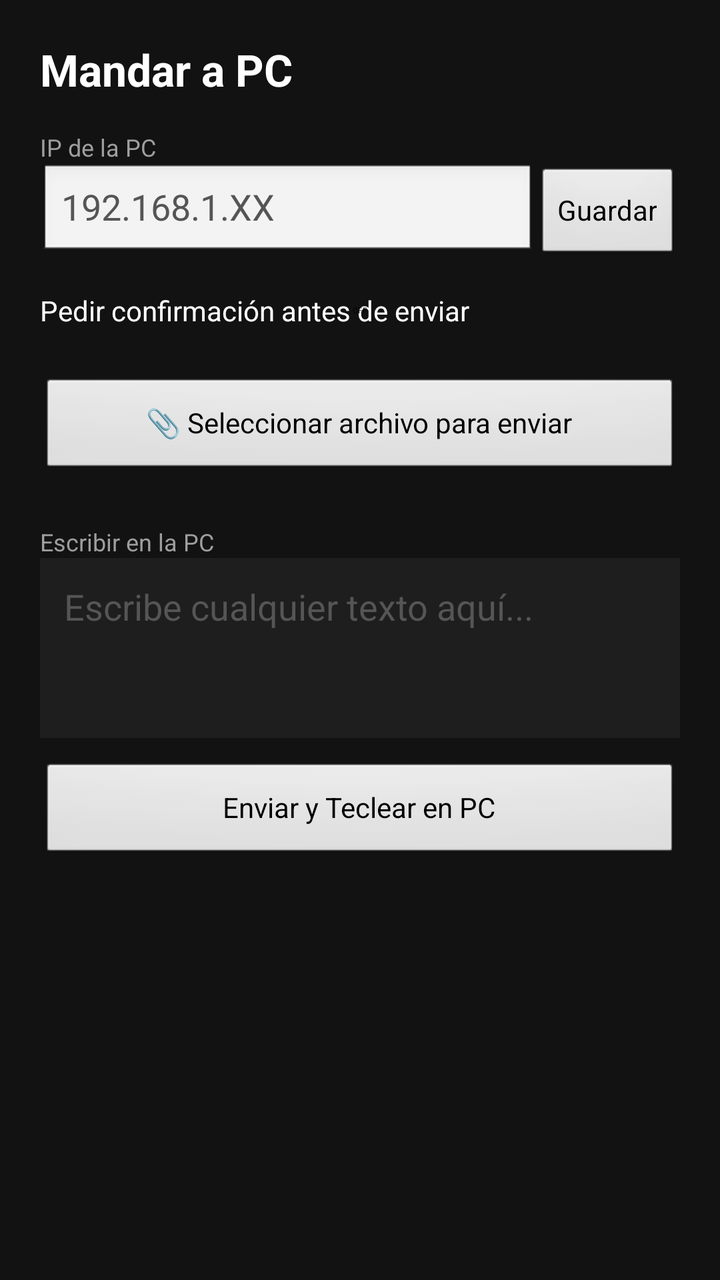
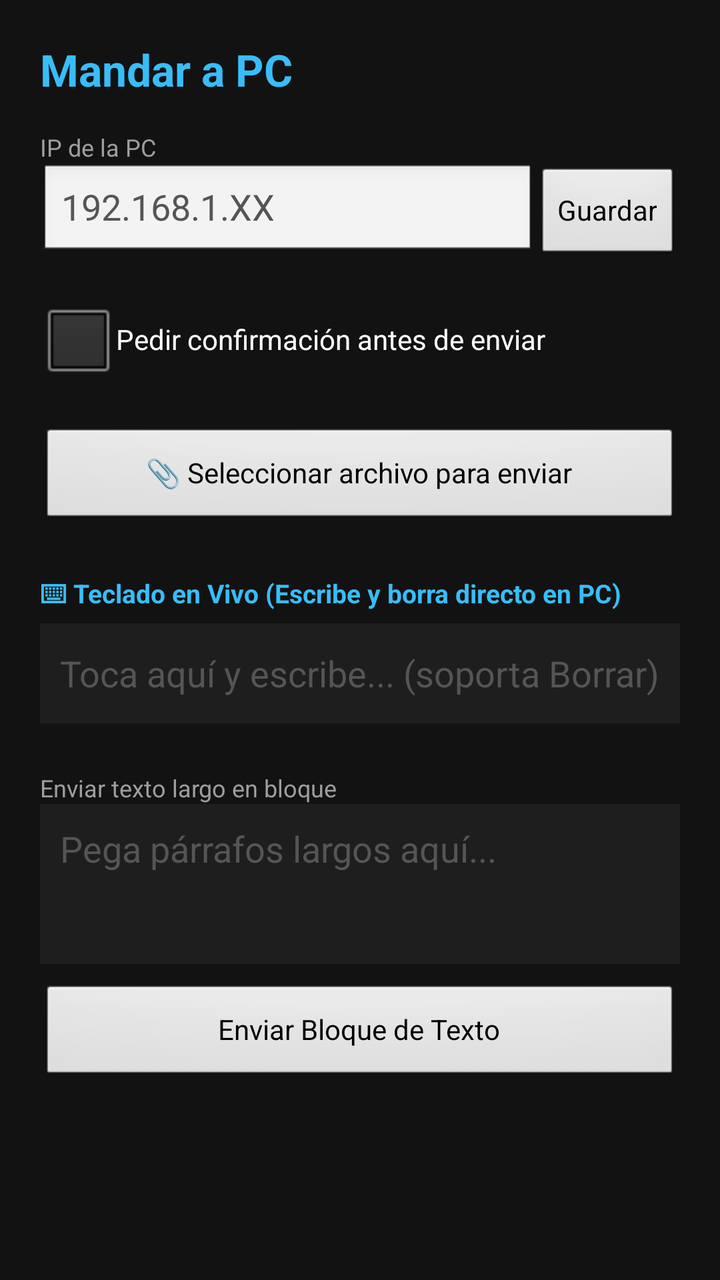

The first picture is an Android layout as it rendered before a commit; the second is the same layout after the commit. The layout source and the unified diff follow.
<!-- AndroidManifest.xml: application theme android:Theme.Translucent.NoTitleBar -->
<!-- res/layout/activity_main.xml -->
<?xml version="1.0" encoding="utf-8"?>
<ScrollView xmlns:android="http://schemas.android.com/apk/res/android"
    android:layout_width="match_parent"
    android:layout_height="match_parent"
    android:background="#121212"
    android:padding="20dp">

    <LinearLayout
        android:layout_width="match_parent"
        android:layout_height="wrap_content"
        android:orientation="vertical">

        <TextView
            android:layout_width="wrap_content"
            android:layout_height="wrap_content"
            android:text="Mandar a PC"
            android:textColor="#FFFFFF"
            android:textSize="22sp"
            android:textStyle="bold"
            android:layout_marginBottom="16dp" />

        
        <LinearLayout
            android:id="@+id/cardConfirmacion"
            android:layout_width="match_parent"
            android:layout_height="wrap_content"
            android:orientation="vertical"
            android:background="#1E293B"
            android:padding="16dp"
            android:visibility="gone"
            android:layout_marginBottom="20dp">

            <TextView
                android:layout_width="wrap_content"
                android:layout_height="wrap_content"
                android:text="Archivo Listo Para Enviar"
                android:textColor="#38BDF8"
                android:textSize="14sp"
                android:textStyle="bold" />

            <TextView
                android:id="@+id/txtNombreArchivo"
                android:layout_width="wrap_content"
                android:layout_height="wrap_content"
                android:text="archivo.ext"
                android:textColor="#FFFFFF"
                android:textSize="16sp"
                android:layout_marginTop="8dp" />

            <TextView
                android:id="@+id/txtTamanoArchivo"
                android:layout_width="wrap_content"
                android:layout_height="wrap_content"
                android:text="Peso: 0 KB"
                android:textColor="#94A3B8"
                android:textSize="13sp"
                android:layout_marginBottom="12dp" />

            <LinearLayout
                android:layout_width="match_parent"
                android:layout_height="wrap_content"
                android:orientation="horizontal">

                <Button
                    android:id="@+id/btnCancelarEnvio"
                    android:layout_width="0dp"
                    android:layout_height="wrap_content"
                    android:layout_weight="1"
                    android:text="Cancelar"
                    android:layout_marginEnd="8dp" />

                <Button
                    android:id="@+id/btnConfirmarEnvio"
                    android:layout_width="0dp"
                    android:layout_height="wrap_content"
                    android:layout_weight="1"
                    android:text="Enviar" />
            </LinearLayout>
        </LinearLayout>

        
        <TextView
            android:layout_width="wrap_content"
            android:layout_height="wrap_content"
            android:text="IP de la PC"
            android:textColor="#9E9E9E"
            android:textSize="12sp" />

        <LinearLayout
            android:layout_width="match_parent"
            android:layout_height="wrap_content"
            android:orientation="horizontal"
            android:layout_marginBottom="16dp">

            <EditText
                android:id="@+id/txtIp"
                android:layout_width="0dp"
                android:layout_height="wrap_content"
                android:layout_weight="1"
                android:hint="192.168.1.XX"
                android:textColor="#FFFFFF"
                android:textColorHint="#555555" />

            <Button
                android:id="@+id/btnGuardarIp"
                android:layout_width="wrap_content"
                android:layout_height="wrap_content"
                android:text="Guardar" />
        </LinearLayout>

        
        <Switch
            android:id="@+id/swConfirmar"
            android:layout_width="match_parent"
            android:layout_height="wrap_content"
            android:text="Pedir confirmación antes de enviar"
            android:textColor="#FFFFFF"
            android:textSize="14sp"
            android:layout_marginBottom="24dp" />

        
        <Button
            android:id="@+id/btnSeleccionarArchivo"
            android:layout_width="match_parent"
            android:layout_height="50dp"
            android:text="📎 Seleccionar archivo para enviar"
            android:layout_marginBottom="24dp" />

        
        <TextView
            android:layout_width="wrap_content"
            android:layout_height="wrap_content"
            android:text="Escribir en la PC"
            android:textColor="#9E9E9E"
            android:textSize="12sp" />

        <EditText
            android:id="@+id/txtMensaje"
            android:layout_width="match_parent"
            android:layout_height="90dp"
            android:gravity="top|start"
            android:background="#1E1E1E"
            android:padding="12dp"
            android:hint="Escribe cualquier texto aquí..."
            android:textColor="#FFFFFF"
            android:textColorHint="#555555"
            android:layout_marginBottom="12dp" />

        <Button
            android:id="@+id/btnEnviarTexto"
            android:layout_width="match_parent"
            android:layout_height="50dp"
            android:text="Enviar y Teclear en PC" />

    </LinearLayout>
</ScrollView>
<!-- resources referenced by this layout -->
<resources>

</resources>

<!-- the commit's change to res/layout/activity_main.xml (unified diff, before → after) -->
@@ -14,7 +14,7 @@
             android:layout_width="wrap_content"
             android:layout_height="wrap_content"
             android:text="Mandar a PC"
-            android:textColor="#FFFFFF"
+            android:textColor="#38BDF8"
             android:textSize="22sp"
             android:textStyle="bold"
             android:layout_marginBottom="16dp" />
@@ -109,14 +109,14 @@
         </LinearLayout>
 
         
-        <Switch
-            android:id="@+id/swConfirmar"
+        <CheckBox
+            android:id="@+id/chkConfirmar"
             android:layout_width="match_parent"
             android:layout_height="wrap_content"
             android:text="Pedir confirmación antes de enviar"
             android:textColor="#FFFFFF"
             android:textSize="14sp"
-            android:layout_marginBottom="24dp" />
+            android:layout_marginBottom="20dp" />
 
         
         <Button
@@ -130,27 +130,48 @@
         <TextView
             android:layout_width="wrap_content"
             android:layout_height="wrap_content"
-            android:text="Escribir en la PC"
+            android:text="⌨ Teclado en Vivo (Escribe y borra directo en PC)"
+            android:textColor="#38BDF8"
+            android:textSize="13sp"
+            android:textStyle="bold" />
+
+        <EditText
+            android:id="@+id/txtTecladoEnVivo"
+            android:layout_width="match_parent"
+            android:layout_height="50dp"
+            android:background="#1E1E1E"
+            android:padding="10dp"
+            android:hint="Toca aquí y escribe... (soporta Borrar)"
+            android:textColor="#FFFFFF"
+            android:textColorHint="#555555"
+            android:layout_marginTop="6dp"
+            android:layout_marginBottom="24dp" />
+
+        
+        <TextView
+            android:layout_width="wrap_content"
+            android:layout_height="wrap_content"
+            android:text="Enviar texto largo en bloque"
             android:textColor="#9E9E9E"
             android:textSize="12sp" />
 
         <EditText
             android:id="@+id/txtMensaje"
             android:layout_width="match_parent"
-            android:layout_height="90dp"
+            android:layout_height="80dp"
             android:gravity="top|start"
             android:background="#1E1E1E"
-            android:padding="12dp"
-            android:hint="Escribe cualquier texto aquí..."
+            android:padding="10dp"
+            android:hint="Pega párrafos largos aquí..."
             android:textColor="#FFFFFF"
             android:textColorHint="#555555"
-            android:layout_marginBottom="12dp" />
+            android:layout_marginBottom="10dp" />
 
         <Button
             android:id="@+id/btnEnviarTexto"
             android:layout_width="match_parent"
             android:layout_height="50dp"
-            android:text="Enviar y Teclear en PC" />
+            android:text="Enviar Bloque de Texto" />
 
     </LinearLayout>
 </ScrollView>
